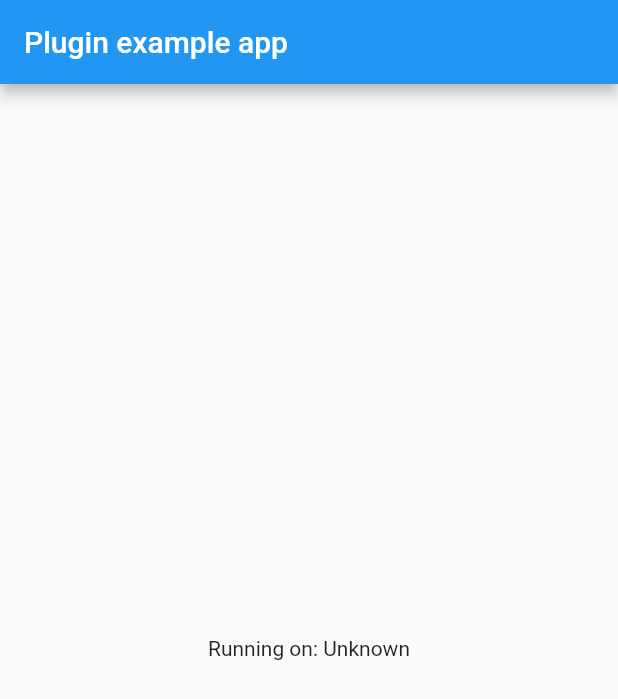
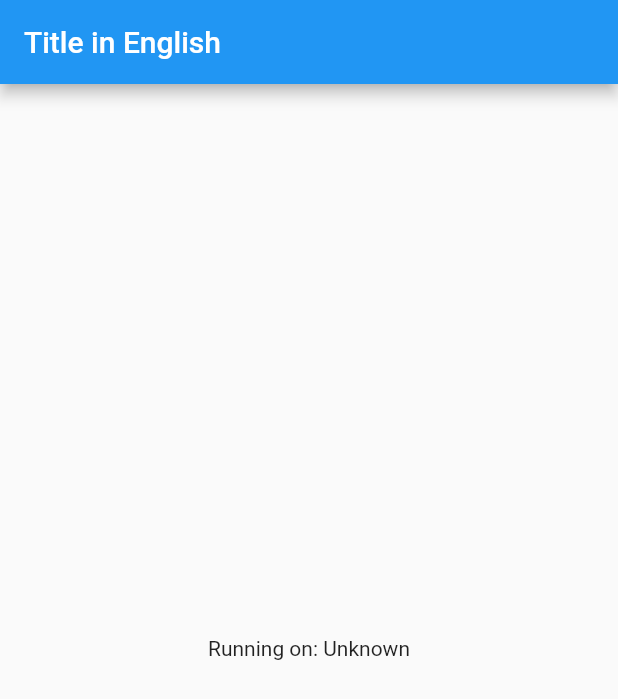
Before and after one commit to zackattack73/FlutterPluginExample, a Flutter app: the screen it shows after launch, on a phone screen of 412 x 824 dp. Shown: the top 699 px of the screen. Run offline on Flutter 3.47's test engine with Material 2 defaults, Android fonts, the phone set to English and light mode, and no system bars.

Commit message:
Get app working

````diff
--- a/example/lib/main.dart
+++ b/example/lib/main.dart
@@ -3,9 +3,16 @@ import 'dart:async';
 
 import 'package:flutter/services.dart';
 import 'package:MinimalExampleInternationalization/MinimalExampleInternationalization.dart';
+import 'package:MinimalExampleInternationalization/l10n/translations.dart';
 
 void main() {
-  runApp(MyApp());
+  runApp(
+    MaterialApp(
+      localizationsDelegates: Translations.localizationsDelegates,
+      supportedLocales: Translations.supportedLocales,
+      home: MyApp(),
+    ),
+  );
 }
 
 class MyApp extends StatefulWidget {
@@ -21,6 +28,11 @@ class _MyAppState extends State<MyApp> {
   void initState() {
     super.initState();
     initPlatformState();
+  }
+
+  @override
+  void didChangeDependencies() {
+    super.didChangeDependencies();
     translateTitle(context);
   }
 
@@ -51,17 +63,14 @@ class _MyAppState extends State<MyApp> {
     });
   }
 
-
   @override
   Widget build(BuildContext context) {
-    return MaterialApp(
-      home: Scaffold(
-        appBar: AppBar(
-          title: Text(title),
-        ),
-        body: Center(
-          child: Text('Running on: $_platformVersion\n'),
-        ),
+    return Scaffold(
+      appBar: AppBar(
+        title: Text(title),
+      ),
+      body: Center(
+        child: Text('Running on: $_platformVersion\n'),
       ),
     );
   }
--- a/l10n.yaml
+++ /dev/null
@@ -1,4 +0,0 @@
-arb-dir: assets/l10n
-template-arb-file: string_en.arb
-output-localization-file: translations.dart
-output-class: Translations
--- a/lib/MinimalExampleInternationalization.dart
+++ b/lib/MinimalExampleInternationalization.dart
@@ -1,7 +1,7 @@
 import 'dart:async';
 
 import 'package:flutter/services.dart';
-import 'package:flutter_gen/gen_l10n/translations.dart';
+import 'l10n/translations.dart';
 
 class MinimalExampleInternationalization {
   static const MethodChannel _channel = const MethodChannel('MinimalExampleInternationalization');
--- /dev/null
+++ b/lib/l10n/translations.dart
@@ -0,0 +1,130 @@
+
+import 'dart:async';
+
+// ignore: unused_import
+import 'package:flutter/foundation.dart';
+import 'package:flutter/widgets.dart';
+import 'package:flutter_localizations/flutter_localizations.dart';
+import 'package:intl/intl.dart' as intl;
+
+import 'translations_en.dart';
+import 'translations_fr.dart';
+
+/// Callers can lookup localized strings with an instance of Translations returned
+/// by `Translations.of(context)`.
+///
+/// Applications need to include `Translations.delegate()` in their app's
+/// localizationDelegates list, and the locales they support in the app's
+/// supportedLocales list. For example:
+///
+/// ```
+/// import 'l10n/translations.dart';
+///
+/// return MaterialApp(
+///   localizationsDelegates: Translations.localizationsDelegates,
+///   supportedLocales: Translations.supportedLocales,
+///   home: MyApplicationHome(),
+/// );
+/// ```
+///
+/// ## Update pubspec.yaml
+///
+/// Please make sure to update your pubspec.yaml to include the following
+/// packages:
+///
+/// ```
+/// dependencies:
+///   # Internationalization support.
+///   flutter_localizations:
+///     sdk: flutter
+///   intl: 0.16.1
+///
+///   # rest of dependencies
+/// ```
+///
+/// ## iOS Applications
+///
+/// iOS applications define key application metadata, including supported
+/// locales, in an Info.plist file that is built into the application bundle.
+/// To configure the locales supported by your app, you’ll need to edit this
+/// file.
+///
+/// First, open your project’s ios/Runner.xcworkspace Xcode workspace file.
+/// Then, in the Project Navigator, open the Info.plist file under the Runner
+/// project’s Runner folder.
+///
+/// Next, select the Information Property List item, select Add Item from the
+/// Editor menu, then select Localizations from the pop-up menu.
+///
+/// Select and expand the newly-created Localizations item then, for each
+/// locale your application supports, add a new item and select the locale
+/// you wish to add from the pop-up menu in the Value field. This list should
+/// be consistent with the languages listed in the Translations.supportedLocales
+/// property.
+abstract class Translations {
+  Translations(String locale) : assert(locale != null), localeName = intl.Intl.canonicalizedLocale(locale.toString());
+
+  // ignore: unused_field
+  final String localeName;
+
+  static Translations of(BuildContext context) {
+    return Localizations.of<Translations>(context, Translations);
+  }
+
+  static const LocalizationsDelegate<Translations> delegate = _TranslationsDelegate();
+
+  /// A list of this localizations delegate along with the default localizations
+  /// delegates.
+  ///
+  /// Returns a list of localizations delegates containing this delegate along with
+  /// GlobalMaterialLocalizations.delegate, GlobalCupertinoLocalizations.delegate,
+  /// and GlobalWidgetsLocalizations.delegate.
+  ///
+  /// Additional delegates can be added by appending to this list in
+  /// MaterialApp. This list does not have to be used at all if a custom list
+  /// of delegates is preferred or required.
+  static const List<LocalizationsDelegate<dynamic>> localizationsDelegates = <LocalizationsDelegate<dynamic>>[
+    delegate,
+    GlobalMaterialLocalizations.delegate,
+    GlobalCupertinoLocalizations.delegate,
+    GlobalWidgetsLocalizations.delegate,
+  ];
+
+  /// A list of this localizations delegate's supported locales.
+  static const List<Locale> supportedLocales = <Locale>[
+    Locale('en'),
+    Locale('fr')
+  ];
+
+  // No description provided in @example_title
+  String get example_title;
+}
+
+class _TranslationsDelegate extends LocalizationsDelegate<Translations> {
+  const _TranslationsDelegate();
+
+  @override
+  Future<Translations> load(Locale locale) {
+    return SynchronousFuture<Translations>(_lookupTranslations(locale));
+  }
+
+  @override
+  bool isSupported(Locale locale) => <String>['en', 'fr'].contains(locale.languageCode);
+
+  @override
+  bool shouldReload(_TranslationsDelegate old) => false;
+}
+
+Translations _lookupTranslations(Locale locale) {
+
+
+
+  // Lookup logic when only language code is specified.
+  switch (locale.languageCode) {
+    case 'en': return TranslationsEn();
+    case 'fr': return TranslationsFr();
+  }
+
+  assert(false, 'Translations.delegate failed to load unsupported locale "$locale"');
+  return null;
+}
--- /dev/null
+++ b/lib/l10n/translations_en.dart
@@ -0,0 +1,14 @@
+
+// ignore: unused_import
+import 'package:intl/intl.dart' as intl;
+import 'translations.dart';
+
+// ignore_for_file: unnecessary_brace_in_string_interps
+
+/// The translations for English (`en`).
+class TranslationsEn extends Translations {
+  TranslationsEn([String locale = 'en']) : super(locale);
+
+  @override
+  String get example_title => 'Title in English';
+}
--- /dev/null
+++ b/lib/l10n/translations_fr.dart
@@ -0,0 +1,14 @@
+
+// ignore: unused_import
+import 'package:intl/intl.dart' as intl;
+import 'translations.dart';
+
+// ignore_for_file: unnecessary_brace_in_string_interps
+
+/// The translations for French (`fr`).
+class TranslationsFr extends Translations {
+  TranslationsFr([String locale = 'fr']) : super(locale);
+
+  @override
+  String get example_title => 'Titre en Français';
+}
````
Also changed, not shown: 6 other files.
